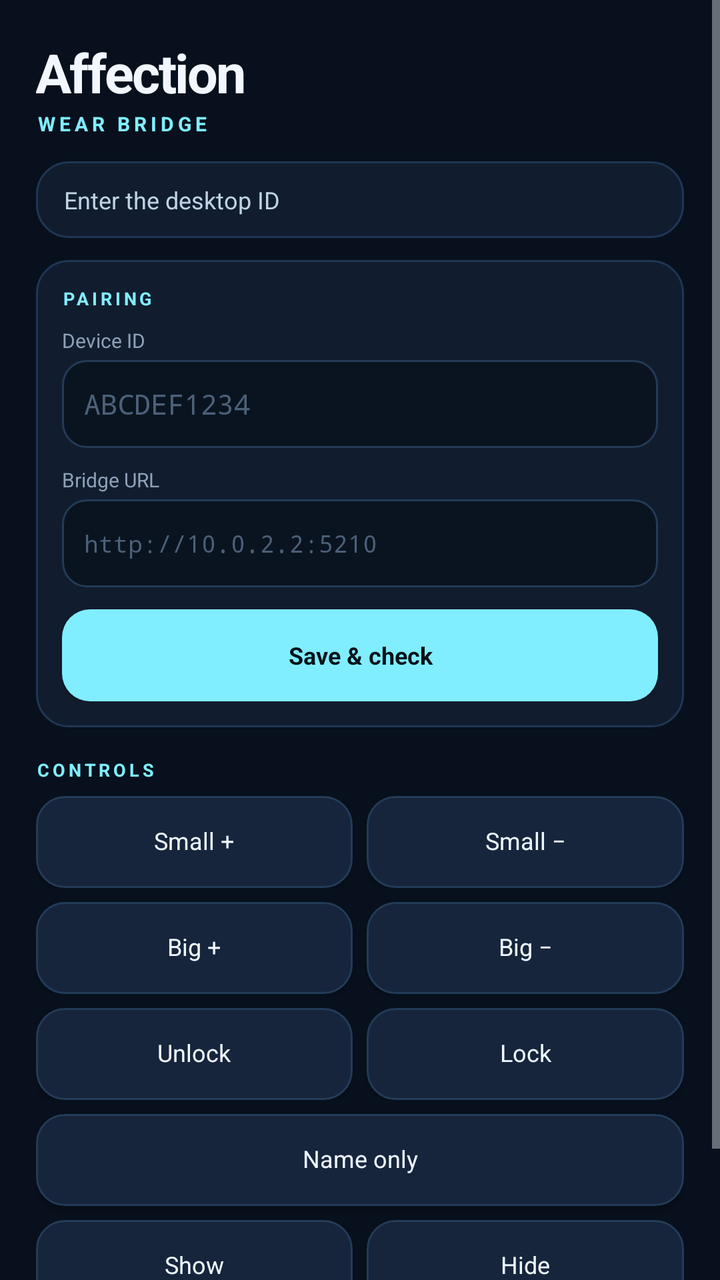
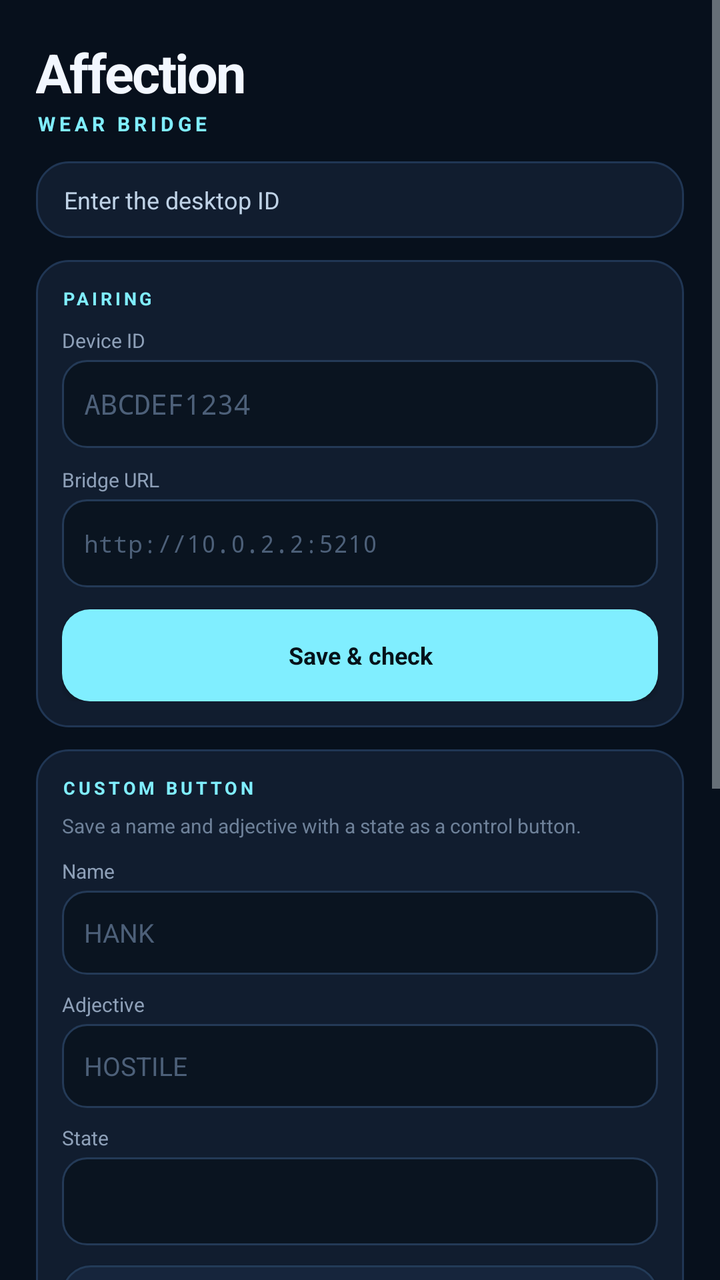

The first picture is an Android layout as it rendered before a commit; the second is the same layout after the commit. The layout source and the unified diff follow.
<!-- AndroidManifest.xml: application theme AppTheme -->
<!-- res/layout/activity_main.xml -->
<?xml version="1.0" encoding="utf-8"?>
<ScrollView xmlns:android="http://schemas.android.com/apk/res/android"
    android:layout_width="match_parent"
    android:layout_height="match_parent"
    android:background="#07101C"
    android:fillViewport="true"
    android:scrollbarStyle="outsideOverlay">

    <LinearLayout
        android:layout_width="match_parent"
        android:layout_height="wrap_content"
        android:orientation="vertical"
        android:paddingStart="18dp"
        android:paddingTop="18dp"
        android:paddingEnd="18dp"
        android:paddingBottom="28dp">

        <TextView
            android:layout_width="wrap_content"
            android:layout_height="wrap_content"
            android:text="Affection"
            android:textColor="#F2F7FF"
            android:textSize="27sp"
            android:textStyle="bold"
            android:letterSpacing="-0.03" />

        <TextView
            android:layout_width="wrap_content"
            android:layout_height="wrap_content"
            android:text="WEAR BRIDGE"
            android:textColor="#80EEFF"
            android:textSize="10sp"
            android:textStyle="bold"
            android:letterSpacing="0.2"
            android:layout_marginTop="1dp" />

        <TextView
            android:id="@+id/status_text"
            android:layout_width="match_parent"
            android:layout_height="wrap_content"
            android:layout_marginTop="12dp"
            android:background="@drawable/bg_panel"
            android:paddingStart="14dp"
            android:paddingTop="11dp"
            android:paddingEnd="14dp"
            android:paddingBottom="11dp"
            android:text="Enter the desktop ID"
            android:textColor="#BFD2E6"
            android:textSize="12sp" />

        <LinearLayout
            android:layout_width="match_parent"
            android:layout_height="wrap_content"
            android:layout_marginTop="11dp"
            android:background="@drawable/bg_panel"
            android:orientation="vertical"
            android:padding="13dp">

            <TextView
                android:layout_width="wrap_content"
                android:layout_height="wrap_content"
                android:text="PAIRING"
                android:textColor="#80EEFF"
                android:textSize="9sp"
                android:textStyle="bold"
                android:letterSpacing="0.18" />

            <TextView
                android:layout_width="wrap_content"
                android:layout_height="wrap_content"
                android:layout_marginTop="8dp"
                android:text="Device ID"
                android:textColor="#8EA0B8"
                android:textSize="10sp" />

            <EditText
                android:id="@+id/device_id"
                android:layout_width="match_parent"
                android:layout_height="44dp"
                android:layout_marginTop="3dp"
                android:background="@drawable/bg_input"
                android:hint="ABCDEF1234"
                android:importantForAutofill="no"
                android:inputType="textCapCharacters|textNoSuggestions"
                android:maxLength="10"
                android:paddingStart="11dp"
                android:paddingEnd="11dp"
                android:singleLine="true"
                android:textColor="#F2F7FF"
                android:textColorHint="#4D6079"
                android:textSize="14sp"
                android:fontFamily="monospace" />

            <TextView
                android:layout_width="wrap_content"
                android:layout_height="wrap_content"
                android:layout_marginTop="9dp"
                android:text="Bridge URL"
                android:textColor="#8EA0B8"
                android:textSize="10sp" />

            <EditText
                android:id="@+id/bridge_url"
                android:layout_width="match_parent"
                android:layout_height="44dp"
                android:layout_marginTop="3dp"
                android:background="@drawable/bg_input"
                android:hint="http://10.0.2.2:5210"
                android:importantForAutofill="no"
                android:inputType="textUri"
                android:paddingStart="11dp"
                android:paddingEnd="11dp"
                android:singleLine="true"
                android:textColor="#F2F7FF"
                android:textColorHint="#4D6079"
                android:textSize="12sp"
                android:fontFamily="monospace" />

            <Button
                android:id="@+id/btn_save"
                android:layout_width="match_parent"
                android:layout_height="46dp"
                android:layout_marginTop="11dp"
                android:background="@drawable/bg_button_primary"
                android:minHeight="44dp"
                android:text="Save &amp; check"
                android:textAllCaps="false"
                android:textColor="#06121A"
                android:textSize="12sp"
                android:textStyle="bold" />
        </LinearLayout>

        <TextView
            android:layout_width="wrap_content"
            android:layout_height="wrap_content"
            android:layout_marginTop="15dp"
            android:text="CONTROLS"
            android:textColor="#80EEFF"
            android:textSize="9sp"
            android:textStyle="bold"
            android:letterSpacing="0.18" />

        <LinearLayout
            android:layout_width="match_parent"
            android:layout_height="wrap_content"
            android:layout_marginTop="7dp"
            android:orientation="horizontal">

            <Button
                android:id="@+id/btn_inc"
                style="@style/ControlButton"
                android:text="Small +" />

            <Button
                android:id="@+id/btn_dec"
                style="@style/ControlButton"
                android:layout_marginStart="7dp"
                android:text="Small −" />
        </LinearLayout>

        <LinearLayout
            android:layout_width="match_parent"
            android:layout_height="wrap_content"
            android:layout_marginTop="7dp"
            android:orientation="horizontal">

            <Button
                android:id="@+id/btn_inc_big"
                style="@style/ControlButton"
                android:text="Big +" />

            <Button
                android:id="@+id/btn_dec_big"
                style="@style/ControlButton"
                android:layout_marginStart="7dp"
                android:text="Big −" />
        </LinearLayout>

        <LinearLayout
            android:layout_width="match_parent"
            android:layout_height="wrap_content"
            android:layout_marginTop="7dp"
            android:orientation="horizontal">

            <Button
                android:id="@+id/btn_unlock"
                style="@style/ControlButton"
                android:text="Unlock" />

            <Button
                android:id="@+id/btn_lock"
                style="@style/ControlButton"
                android:layout_marginStart="7dp"
                android:text="Lock" />
        </LinearLayout>

        <Button
            android:id="@+id/btn_neutral"
            style="@style/ControlButton"
            android:layout_width="match_parent"
            android:layout_marginTop="7dp"
            android:layout_weight="0"
            android:text="Name only" />

        <LinearLayout
            android:layout_width="match_parent"
            android:layout_height="wrap_content"
            android:layout_marginTop="7dp"
            android:orientation="horizontal">

            <Button
                android:id="@+id/btn_show"
                style="@style/ControlButton"
                android:text="Show" />

            <Button
                android:id="@+id/btn_hide"
                style="@style/ControlButton"
                android:layout_marginStart="7dp"
                android:text="Hide" />
        </LinearLayout>

        <TextView
            android:layout_width="match_parent"
            android:layout_height="wrap_content"
            android:layout_marginTop="15dp"
            android:lineSpacingExtra="2dp"
            android:text="Start the bridge on your PC. The ID is under Settings → Bridge."
            android:textColor="#5D728C"
            android:textSize="10sp" />
    </LinearLayout>
</ScrollView>
<!-- resources referenced by this layout -->
<resources>
  <!-- drawable bg_button_primary (drawable) -->
  <?xml version="1.0" encoding="utf-8"?>
  <selector xmlns:android="http://schemas.android.com/apk/res/android">
      <item android:state_pressed="true">
          <shape android:shape="rectangle">
              <solid android:color="#5BD6E8" />
              <corners android:radius="14dp" />
          </shape>
      </item>
      <item>
          <shape android:shape="rectangle">
              <solid android:color="#80EEFF" />
              <corners android:radius="14dp" />
          </shape>
      </item>
  </selector>
  <!-- drawable bg_input (drawable) -->
  <?xml version="1.0" encoding="utf-8"?>
  <shape xmlns:android="http://schemas.android.com/apk/res/android" android:shape="rectangle">
      <solid android:color="#0A1420" />
      <corners android:radius="12dp" />
      <stroke android:width="1dp" android:color="#243A57" />
  </shape>
  <!-- drawable bg_panel (drawable) -->
  <?xml version="1.0" encoding="utf-8"?>
  <shape xmlns:android="http://schemas.android.com/apk/res/android" android:shape="rectangle">
      <solid android:color="#111D2F" />
      <corners android:radius="16dp" />
      <stroke android:width="1dp" android:color="#203654" />
  </shape>
  <style name="ControlButton">
          <item name="android:layout_width">0dp</item>
          <item name="android:layout_height">46dp</item>
          <item name="android:layout_weight">1</item>
          <item name="android:background">@drawable/bg_button</item>
          <item name="android:textColor">#EEF6FF</item>
          <item name="android:textSize">12sp</item>
          <item name="android:textAllCaps">false</item>
          <item name="android:minHeight">44dp</item>
          <item name="android:minWidth">0dp</item>
          <item name="android:paddingLeft">4dp</item>
          <item name="android:paddingRight">4dp</item>
          <item name="android:includeFontPadding">false</item>
      </style>
  <style name="AppTheme" parent="@android:style/Theme.DeviceDefault.NoActionBar">
          <item name="android:windowBackground">#07101C</item>
          <item name="android:colorAccent">#80EEFF</item>
          <item name="android:navigationBarColor">#07101C</item>
          <item name="android:statusBarColor">#07101C</item>
          <item name="android:windowLightStatusBar">false</item>
          <item name="android:fontFamily">sans-serif</item>
      </style>
  <!-- drawable bg_button (drawable) -->
  <?xml version="1.0" encoding="utf-8"?>
  <selector xmlns:android="http://schemas.android.com/apk/res/android">
      <item android:state_pressed="true">
          <shape android:shape="rectangle">
              <solid android:color="#2A4262" />
              <corners android:radius="14dp" />
              <stroke android:width="1dp" android:color="#375778" />
          </shape>
      </item>
      <item>
          <shape android:shape="rectangle">
              <solid android:color="#16253C" />
              <corners android:radius="14dp" />
              <stroke android:width="1dp" android:color="#233B58" />
          </shape>
      </item>
  </selector>
</resources>

<!-- the commit's change to res/layout/activity_main.xml (unified diff, before → after) -->
@@ -130,6 +130,112 @@
                 android:textStyle="bold" />
         </LinearLayout>
 
+        <LinearLayout
+            android:layout_width="match_parent"
+            android:layout_height="wrap_content"
+            android:layout_marginTop="11dp"
+            android:background="@drawable/bg_panel"
+            android:orientation="vertical"
+            android:padding="13dp">
+
+            <TextView
+                android:layout_width="wrap_content"
+                android:layout_height="wrap_content"
+                android:text="CUSTOM BUTTON"
+                android:textColor="#80EEFF"
+                android:textSize="9sp"
+                android:textStyle="bold"
+                android:letterSpacing="0.18" />
+
+            <TextView
+                android:layout_width="match_parent"
+                android:layout_height="wrap_content"
+                android:layout_marginTop="6dp"
+                android:text="Save a name and adjective with a state as a control button."
+                android:textColor="#6E8199"
+                android:textSize="10sp" />
+
+            <TextView
+                android:layout_width="wrap_content"
+                android:layout_height="wrap_content"
+                android:layout_marginTop="9dp"
+                android:text="Name"
+                android:textColor="#8EA0B8"
+                android:textSize="10sp" />
+
+            <EditText
+                android:id="@+id/preset_name"
+                android:layout_width="match_parent"
+                android:layout_height="42dp"
+                android:layout_marginTop="3dp"
+                android:background="@drawable/bg_input"
+                android:hint="HANK"
+                android:importantForAutofill="no"
+                android:inputType="textCapCharacters|textNoSuggestions"
+                android:maxLength="32"
+                android:paddingStart="11dp"
+                android:paddingEnd="11dp"
+                android:singleLine="true"
+                android:textColor="#F2F7FF"
+                android:textColorHint="#4D6079"
+                android:textSize="13sp" />
+
+            <TextView
+                android:layout_width="wrap_content"
+                android:layout_height="wrap_content"
+                android:layout_marginTop="8dp"
+                android:text="Adjective"
+                android:textColor="#8EA0B8"
+                android:textSize="10sp" />
+
+            <EditText
+                android:id="@+id/preset_adjective"
+                android:layout_width="match_parent"
+                android:layout_height="42dp"
+                android:layout_marginTop="3dp"
+                android:background="@drawable/bg_input"
+                android:hint="HOSTILE"
+                android:importantForAutofill="no"
+                android:inputType="textCapCharacters|textNoSuggestions"
+                android:maxLength="32"
+                android:paddingStart="11dp"
+                android:paddingEnd="11dp"
+                android:singleLine="true"
+                android:textColor="#F2F7FF"
+                android:textColorHint="#4D6079"
+                android:textSize="13sp" />
+
+            <TextView
+                android:layout_width="wrap_content"
+                android:layout_height="wrap_content"
+                android:layout_marginTop="8dp"
+                android:text="State"
+                android:textColor="#8EA0B8"
+                android:textSize="10sp" />
+
+            <Spinner
+                android:id="@+id/preset_state"
+                android:layout_width="match_parent"
+                android:layout_height="44dp"
+                android:layout_marginTop="3dp"
+                android:background="@drawable/bg_input"
+                android:paddingStart="11dp"
+                android:paddingEnd="11dp"
+                android:spinnerMode="dialog" />
+
+            <Button
+                android:id="@+id/btn_save_preset"
+                android:layout_width="match_parent"
+                android:layout_height="44dp"
+                android:layout_marginTop="10dp"
+                android:background="@drawable/bg_button"
+                android:minHeight="44dp"
+                android:text="Save custom button"
+                android:textAllCaps="false"
+                android:textColor="#EEF6FF"
+                android:textSize="11sp" />
+        </LinearLayout>
+
         <TextView
             android:layout_width="wrap_content"
             android:layout_height="wrap_content"
@@ -139,6 +245,19 @@
             android:textSize="9sp"
             android:textStyle="bold"
             android:letterSpacing="0.18" />
+
+        <Button
+            android:id="@+id/btn_custom"
+            style="@style/ControlButton"
+            android:layout_width="match_parent"
+            android:layout_height="54dp"
+            android:layout_marginTop="7dp"
+            android:layout_weight="0"
+            android:background="@drawable/bg_button_primary"
+            android:textColor="#06121A"
+            android:textSize="11sp"
+            android:textStyle="bold"
+            android:visibility="gone" />
 
         <LinearLayout
             android:layout_width="match_parent"
